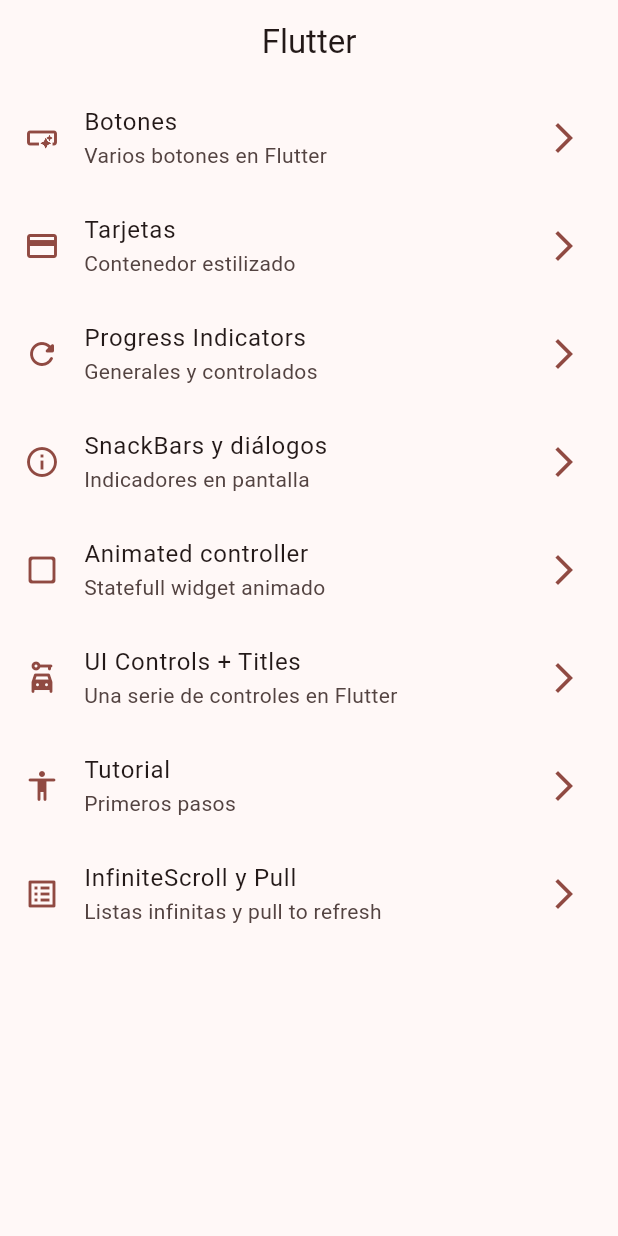
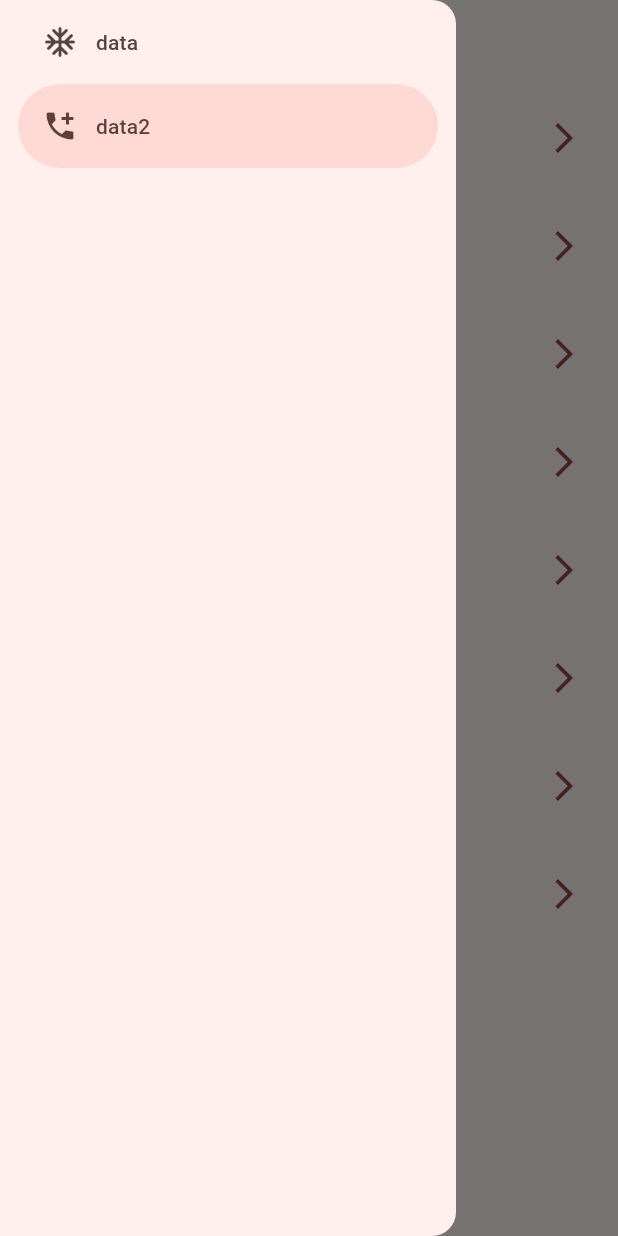
Before and after one commit to Gaan21/Flutter, a Flutter app: the screen it shows after launch, with the side drawer open (before the commit the screen has no drawer), on a phone screen of 412 x 824 dp. Run offline on Flutter 3.47's test engine with Material 2 defaults, Android fonts, the phone set to English and light mode, and no system bars; our stand-ins replace animate_do, dio, go_router, video_player.

Commit message:
Creado el menú lateral

```diff
--- a/widgets_app/lib/config/menu/menu_items.dart
+++ b/widgets_app/lib/config/menu/menu_items.dart
@@ -1,6 +1,4 @@
 import 'package:flutter/material.dart';
-import 'package:widgets_app/presentation/screens/buttons/buttons_screen.dart';
-import 'package:widgets_app/presentation/screens/cards/cards_screen.dart';
 import 'package:widgets_app/presentation/screens/screens.dart';
 
 class MenuItem {
--- a/widgets_app/lib/presentation/screens/home/home_screen.dart
+++ b/widgets_app/lib/presentation/screens/home/home_screen.dart
@@ -1,6 +1,7 @@
 import 'package:flutter/material.dart';
 import 'package:go_router/go_router.dart';
 import 'package:widgets_app/config/menu/menu_items.dart';
+import 'package:widgets_app/presentation/widgets/drawers/side_menu.dart';
 
 class HomeScreen extends StatelessWidget {
   static const String name = "home_screen";
@@ -13,6 +14,7 @@ class HomeScreen extends StatelessWidget {
       appBar: AppBar(
         title: const Text("Flutter"),
       ),
+      drawer: const SideMenu(),
       body: const _HomeView(),
     );
   }
--- a/widgets_app/lib/presentation/screens/infinite_scroll/infinite_scroll_screen.dart
+++ b/widgets_app/lib/presentation/screens/infinite_scroll/infinite_scroll_screen.dart
@@ -119,7 +119,6 @@ class _InfiniteScrollScreenState extends State<InfiniteScrollScreen> {
 
 class _ListViewImagenes extends StatelessWidget {
   const _ListViewImagenes({
-    super.key,
     required this.scrollController,
     required this.imagesIds,
   });
--- /dev/null
+++ b/widgets_app/lib/presentation/widgets/drawers/side_menu.dart
@@ -0,0 +1,34 @@
+import 'package:flutter/material.dart';
+
+class SideMenu extends StatefulWidget {
+  const SideMenu({super.key});
+
+  @override
+  State<SideMenu> createState() => _SideMenuState();
+}
+
+class _SideMenuState extends State<SideMenu> {
+  int navDrawerIndex = 1;
+
+  @override
+  Widget build(BuildContext context) {
+    return NavigationDrawer(
+      selectedIndex: navDrawerIndex,
+      onDestinationSelected: (value) {
+        setState(() {
+          navDrawerIndex = value;
+        });
+      },
+      children: const [
+        NavigationDrawerDestination(
+          icon: Icon(Icons.ac_unit_rounded),
+          label: Text("data"),
+        ),
+        NavigationDrawerDestination(
+          icon: Icon(Icons.add_call),
+          label: Text("data2"),
+        ),
+      ],
+    );
+  }
+}
```
